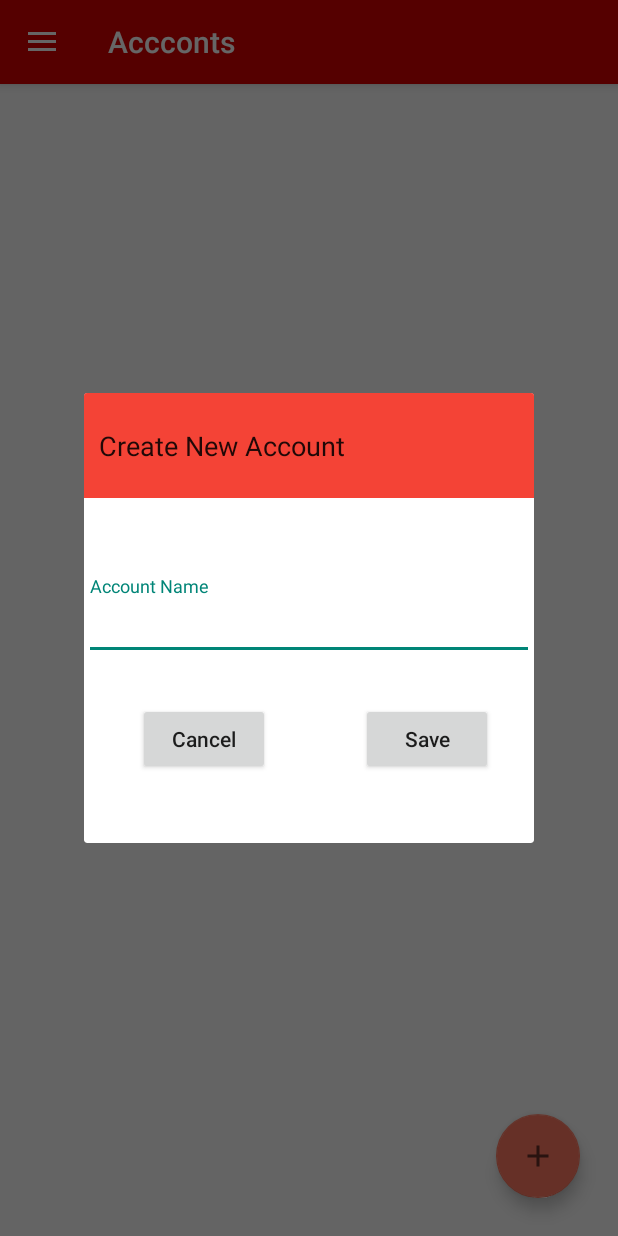
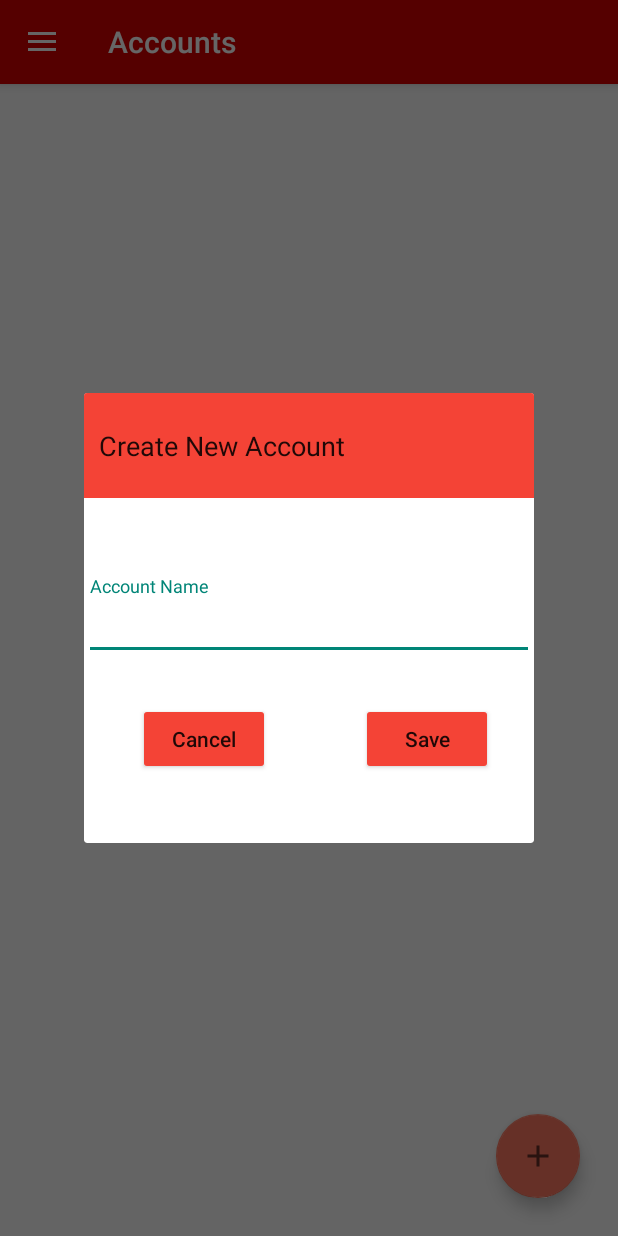
Before and after one commit to vivekverma123/Savemore, an Android app: the screen it shows after launch once a user with an empty profile is signed in (DashboardActivity), after a tap on an icon or button, on a phone screen of 412 x 824 dp. Run offline under Robolectric (Android 15) with nearby library versions, the phone set to English and light mode, and no system bars; our stand-ins replace Firebase (no records; nobody signed in at launch, a user with empty details on screens opened directly), navigation-ui; libraries missing offline, so code that uses them is left out: org.apache.poi.

Commit message:
Bugs Fixed

```diff
--- a/app/src/main/java/com/example/savemore/ui/activities/ImportAccount.java
+++ b/app/src/main/java/com/example/savemore/ui/activities/ImportAccount.java
@@ -185,8 +185,6 @@ public class ImportAccount extends AppCompatActivity {
 
         progressBar.setVisibility(View.VISIBLE);
         InputStream fileInputStream = getContentResolver().openInputStream(uri);
-
-
         HSSFWorkbook wb = new HSSFWorkbook(fileInputStream);
         HSSFSheet sheet = wb.getSheetAt(0);
         FormulaEvaluator formulaEvaluator = wb.getCreationHelper().createFormulaEvaluator();
--- a/app/src/main/res/layout/activity_chart.xml
+++ b/app/src/main/res/layout/activity_chart.xml
@@ -148,7 +148,6 @@
         android:layout_height="wrap_content"
         android:text="Plot"
         android:textAllCaps="false"
-        android:textColor="?android:attr/textColorPrimary"
         app:backgroundTint="@color/mtrl_btn"
         app:layout_constraintBottom_toBottomOf="parent"
         app:layout_constraintEnd_toEndOf="parent"
--- a/app/src/main/res/layout/activity_export_document.xml
+++ b/app/src/main/res/layout/activity_export_document.xml
@@ -83,7 +83,6 @@
         android:layout_height="wrap_content"
         android:text="Fetch and Save"
         android:textAllCaps="false"
-        android:textColor="?android:attr/textColorPrimary"
         app:backgroundTint="@color/mtrl_btn"
         app:layout_constraintBottom_toBottomOf="parent"
         app:layout_constraintEnd_toEndOf="parent"
--- a/app/src/main/res/layout/activity_main.xml
+++ b/app/src/main/res/layout/activity_main.xml
@@ -52,7 +52,6 @@
         android:layout_height="wrap_content"
         android:text="Login"
         android:textAllCaps="false"
-        android:textColor="?android:attr/textColorPrimary"
         app:backgroundTint="@color/mtrl_btn"
         app:layout_constraintBottom_toBottomOf="parent"
         app:layout_constraintEnd_toEndOf="parent"
--- a/app/src/main/res/layout/create_account.xml
+++ b/app/src/main/res/layout/create_account.xml
@@ -49,6 +49,7 @@
         android:layout_height="wrap_content"
         android:text="Cancel"
         android:textAllCaps="false"
+        app:backgroundTint="@color/mtrl_btn"
         app:layout_constraintBottom_toBottomOf="parent"
         app:layout_constraintEnd_toEndOf="parent"
         app:layout_constraintHorizontal_bias="0.17"
@@ -62,6 +63,7 @@
         android:layout_height="wrap_content"
         android:text="Save"
         android:textAllCaps="false"
+        app:backgroundTint="@color/mtrl_btn"
         app:layout_constraintBottom_toBottomOf="parent"
         app:layout_constraintEnd_toEndOf="parent"
         app:layout_constraintHorizontal_bias="0.688"
--- a/app/src/main/res/navigation/mobile_navigation.xml
+++ b/app/src/main/res/navigation/mobile_navigation.xml
@@ -8,7 +8,7 @@
     <fragment
         android:id="@+id/nav_accounts"
         android:name="com.example.savemore.ui.accounts.Accounts"
-        android:label="Accconts"
+        android:label="Accounts"
         tools:layout="@layout/accounts_fragment" />
 
     <fragment
```
Also changed, not shown: 1 other file.
